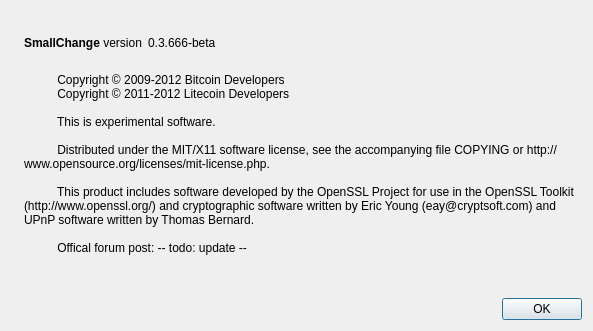
The window that src/qt/forms/aboutdialog.ui (ootraktoroo/kakacoin) describes before a commit, drawn with Qt 5.
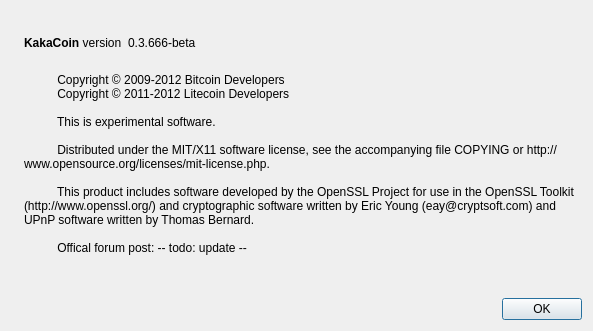
The same window after the commit. Icons and pictures are not drawn.

```diff
--- a/src/qt/forms/aboutdialog.ui
+++ b/src/qt/forms/aboutdialog.ui
@@ -50,7 +50,7 @@
           <cursorShape>IBeamCursor</cursorShape>
          </property>
          <property name="text">
-          <string>&lt;b&gt;SmallChange&lt;/b&gt; version</string>
+          <string>&lt;b&gt;KakaCoin&lt;/b&gt; version</string>
          </property>
          <property name="textInteractionFlags">
           <set>Qt::LinksAccessibleByMouse|Qt::TextSelectableByKeyboard|Qt::TextSelectableByMouse</set>
```
Left out of the diff: 2 changed lines with no effect on the pictures.
